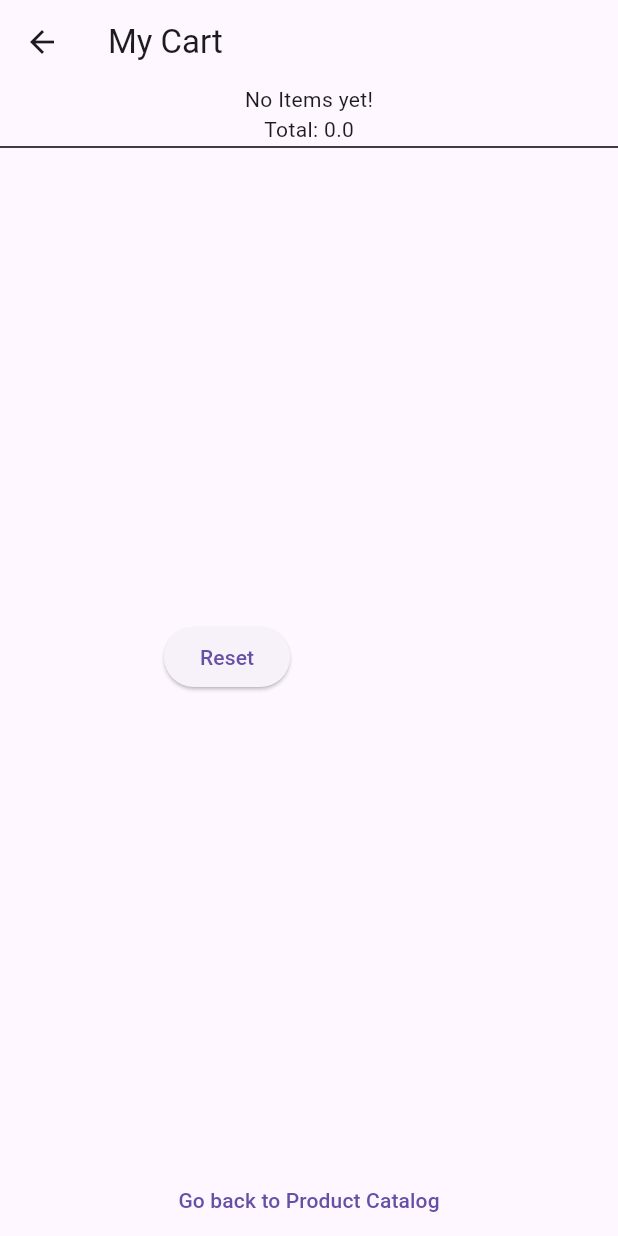
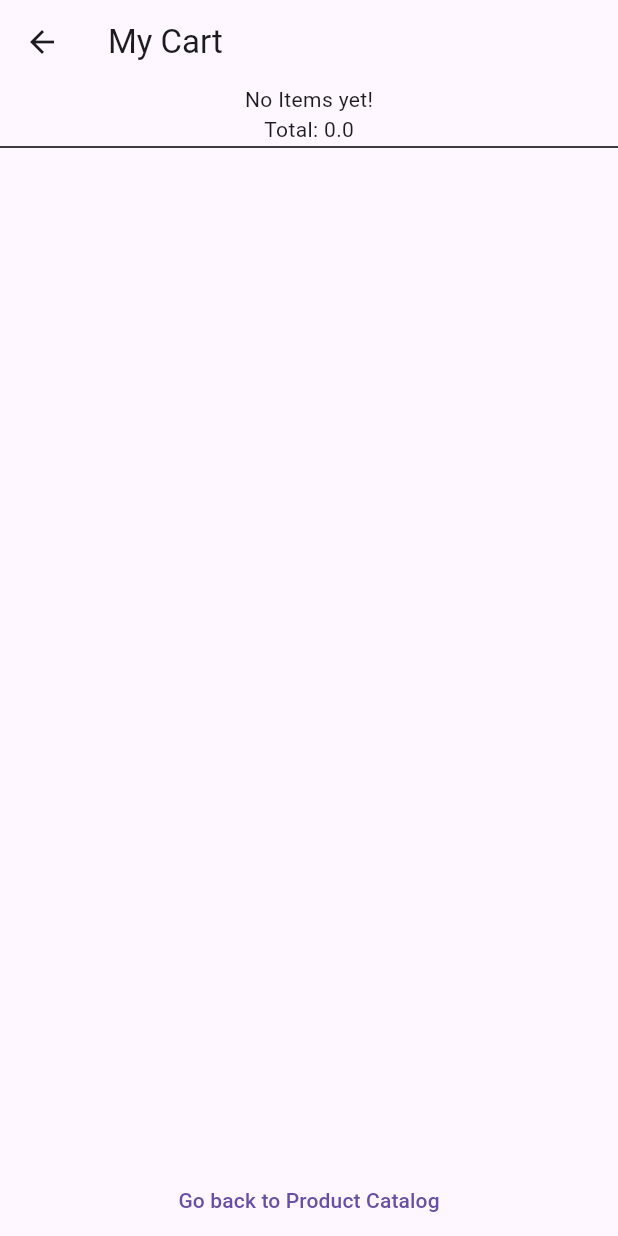
Before and after one commit to alxzdani/exer6_cmsc13_state-management, a Flutter app: the MyCart screen opened by its route, on a phone screen of 412 x 824 dp. Run offline on Flutter 3.47's test engine with Material 3 defaults, Android fonts, the phone set to English and light mode, and no system bars.

Commit message:
added description to readme file and fix 'pay now' button

```diff
--- a/lib/screen/MyCart.dart
+++ b/lib/screen/MyCart.dart
@@ -8,6 +8,7 @@ class MyCart extends StatelessWidget {
 
   @override
   Widget build(BuildContext context) {
+
     return Scaffold(
       appBar: AppBar(title: const Text("My Cart")),
       body: Column(
@@ -21,11 +22,14 @@ class MyCart extends StatelessWidget {
                       child: Row(
                           mainAxisAlignment: MainAxisAlignment.spaceEvenly,
                           children: [
-                            ElevatedButton(
-                              onPressed: () {
-                                context.read<ShoppingCart>().removeAll();
-                              },
-                              child: const Text("Reset"),
+                            Visibility( // add visibility widget so that when the cart is empty reset button will not be shown
+                              visible: context.read<ShoppingCart>().cart.isNotEmpty,
+                              child: ElevatedButton(
+                                onPressed: () {
+                                  context.read<ShoppingCart>().removeAll();
+                                },
+                                child: const Text("Reset"),
+                              ),
                             ),
 
                             //CHECKOUT BUTTON
@@ -34,6 +38,8 @@ class MyCart extends StatelessWidget {
                                 return cart.cart.isNotEmpty
                                     ? ElevatedButton(
                                         onPressed: () {
+
+                                          //  CHECKOUT BUTTON WILL ONLY SHOW IF THE SHOPPING CART IS NOT EMPTY
                                           if (context.read<ShoppingCart>().cart.isNotEmpty) {
                                             Navigator.pushNamed(context, '/checkout');
                                           } else {
```
Also changed, not shown: lib/screen/CheckoutPage.dart (+8 -1 lines), lib/screen/MyCatalog.dart (+28 -10 lines), 1 other file.
